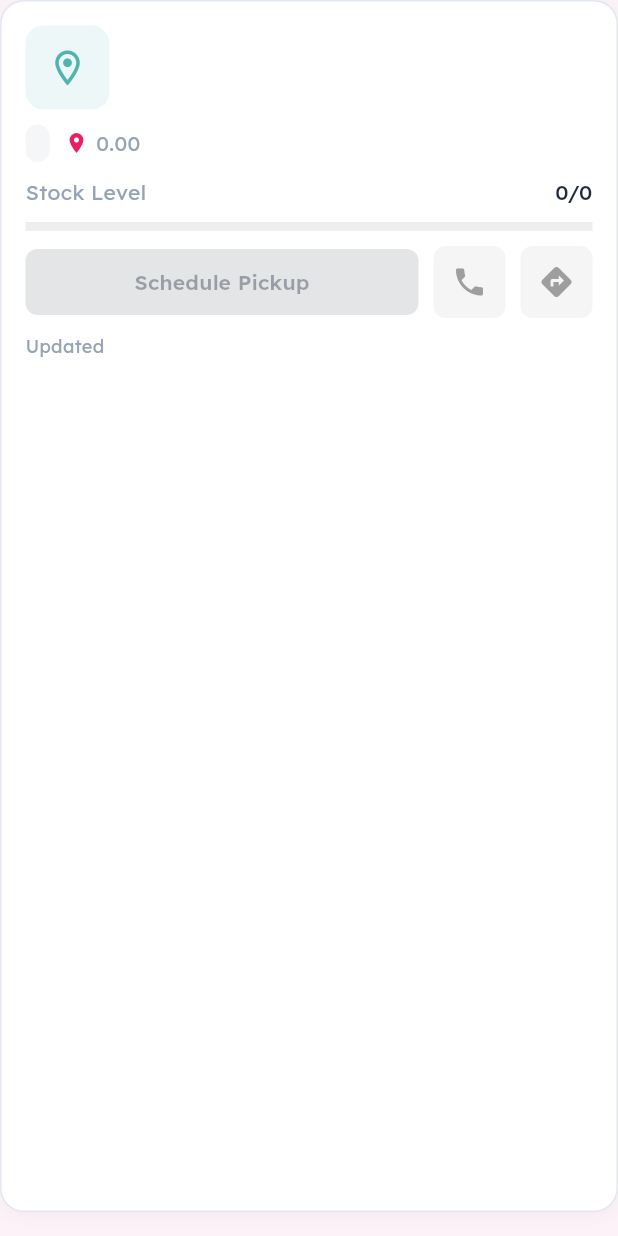
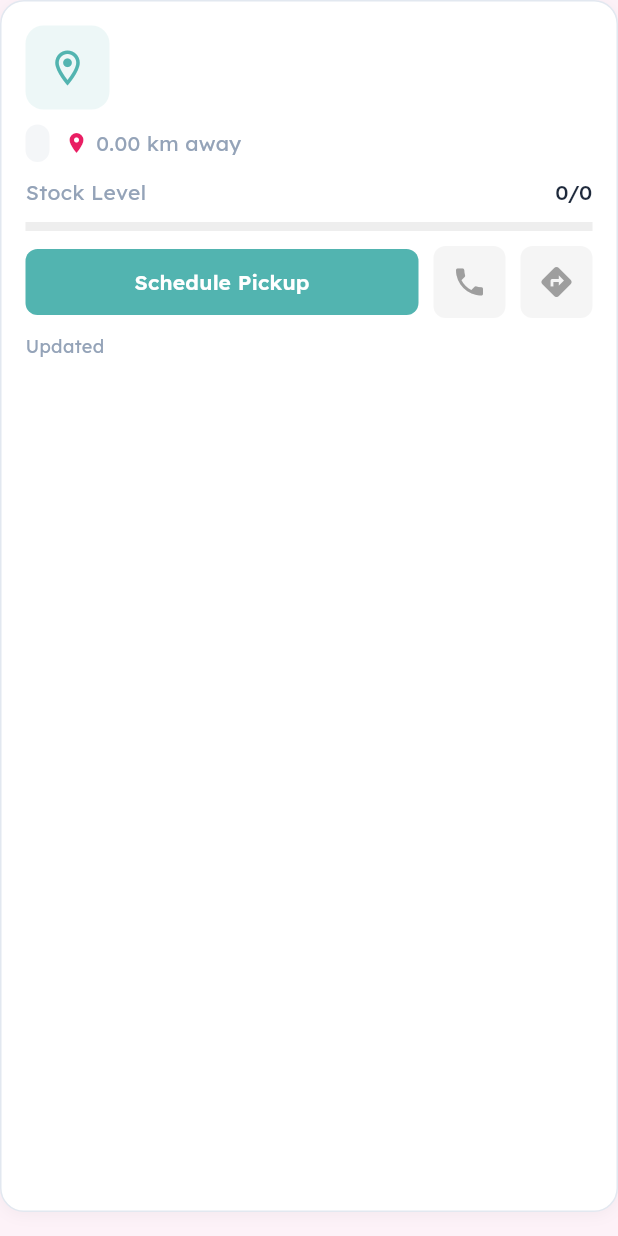
Before and after one commit to juliamwangi123/flo_rewite, a Flutter app: the DropOffPointsCard widget shown alone on an empty page, opened directly with empty values, on a phone screen of 412 x 824 dp. Run offline on Flutter 3.47's test engine with Material 3 defaults, Android fonts, the light colour scheme and no system bars; our stand-ins replace bloc, dartz, equatable, firebase_auth, firebase_core, firebase_database and 10 more; accounts and stored records are empty.

Commit message:
style: fix the schedule pick up button on the nearby drop off points

```diff
--- a/lib/features/collection_points/presentation/widgets/drop_off_points_card.dart
+++ b/lib/features/collection_points/presentation/widgets/drop_off_points_card.dart
@@ -144,7 +144,7 @@ class DropOffPointsCard extends StatelessWidget {
               ),
               verySmallHorizontalSizedBox,
               Text(
-                 distance.toStringAsFixed(2),
+                 '${distance.toStringAsFixed(2)} km away',
                 style: normalSize14Text(AppColors.lightGray),
               ),
               smallVerticalSizedBox,
@@ -193,12 +193,14 @@ class DropOffPointsCard extends StatelessWidget {
               Expanded(
                 child: ElevatedButton(
                   onPressed: onSchedulePickup,
-                  style: ElevatedButton.styleFrom(
-                    backgroundColor: AppColors.aquaTeal,
-                    foregroundColor: Colors.white,
-                    padding: const EdgeInsets.symmetric(vertical: 12),
-                    shape: RoundedRectangleBorder(
-                      borderRadius: BorderRadius.circular(8),
+                  style: ButtonStyle(
+                    backgroundColor: MaterialStateProperty.all(AppColors.aquaTeal),
+                    foregroundColor: MaterialStateProperty.all(Colors.white),
+                    padding: MaterialStateProperty.all(const EdgeInsets.symmetric(vertical: 12)),
+                    shape: MaterialStateProperty.all(
+                      RoundedRectangleBorder(
+                        borderRadius: BorderRadius.circular(8),
+                      ),
                     ),
                   ),
                   child: const Text(
--- a/lib/features/collection_points/presentation/widgets/drop_off_points_map.dart
+++ b/lib/features/collection_points/presentation/widgets/drop_off_points_map.dart
@@ -51,7 +51,7 @@ class DropOffPointsMap extends StatelessWidget {
                 ),
                 children: [
                   TileLayer(
-                  urlTemplate: 'https://{s}.basemaps.cartocdn.com/rastertiles/voyager/{z}/{x}/{y}{r}.png',
+                   urlTemplate: 'https://tile.openstreetmap.org/{z}/{x}/{y}.png',
                     userAgentPackageName: 'com.flooaid.app',
                   ),
                   MarkerLayer(markers: markers),
--- a/lib/features/collection_points/presentation/widgets/nerby_drop_off_points.dart
+++ b/lib/features/collection_points/presentation/widgets/nerby_drop_off_points.dart
@@ -107,7 +107,7 @@ Future<void> openMapsWithPlaceName({
                 });
               },
               child: Text(
-                !showAllDropOffPoints ? 'View All' : 'Show Nearby',
+                showAllDropOffPoints ? 'View All' : 'Show Nearby',
                 style: veryBoldSize14Text(AppColors.floaidPurple))),
           ],
         ),
@@ -138,7 +138,7 @@ Future<void> openMapsWithPlaceName({
                 if (prefs != null) {
                    prefs!.setInt('nearbyLocationLength', nerbyDropOffPoints.length);
                  }
-                points = showAllDropOffPoints ? allDropOffPoints :  nerbyDropOffPoints;
+                points = !showAllDropOffPoints ? allDropOffPoints :  nerbyDropOffPoints;
 
             return  ListView.builder(
                 shrinkWrap: true,
```
